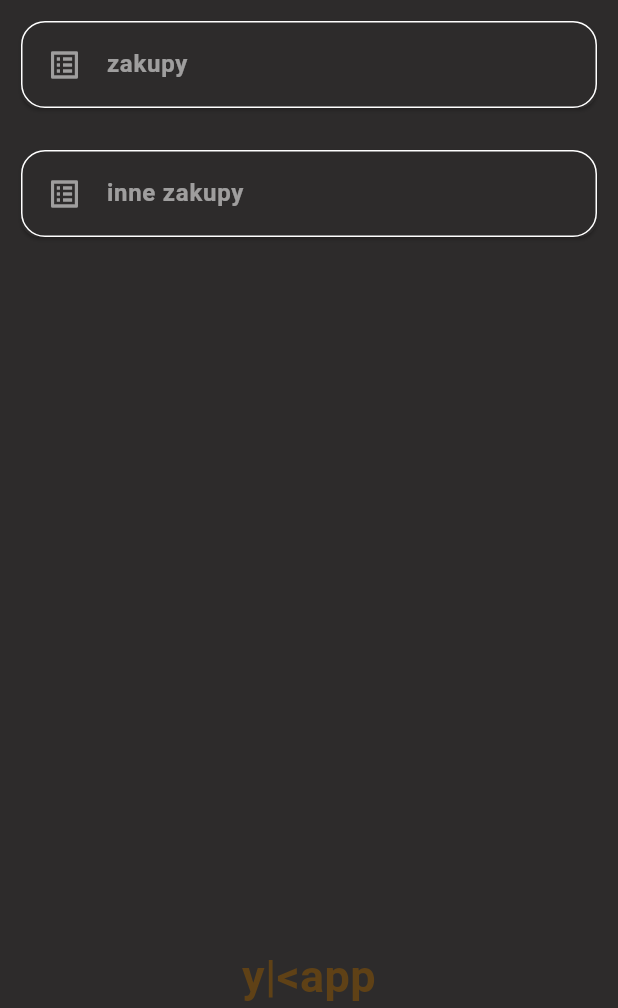
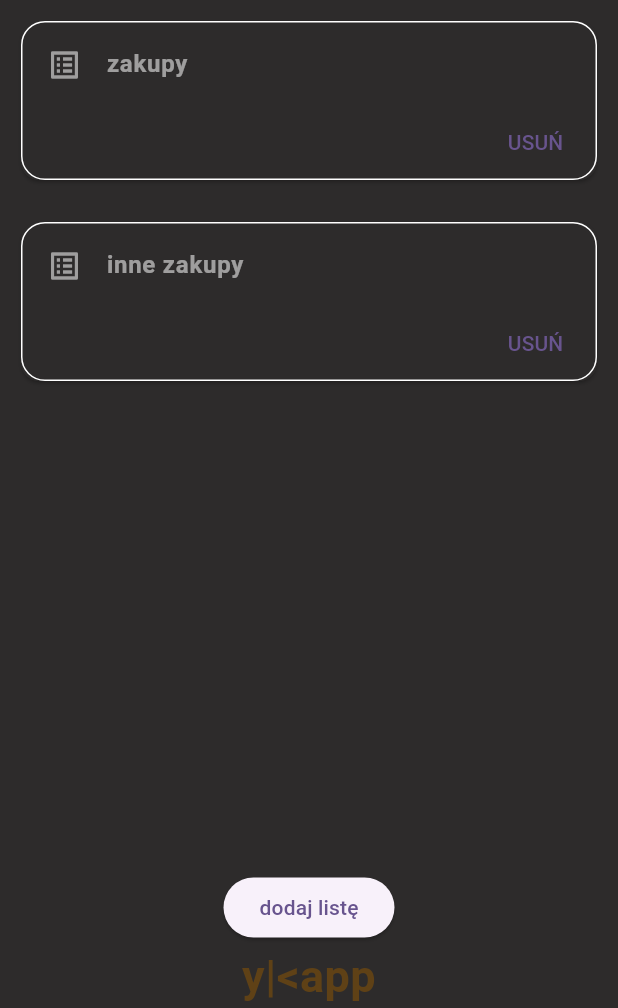
Before and after one commit to yakubus/shopinglist, a Flutter app: the screen it shows after launch, on a phone screen of 412 x 824 dp, the part 228-1236 px from its top. Run offline on Flutter 3.47's test engine with Material 3 defaults, Android fonts, the phone set to English and light mode, and no system bars; our stand-ins replace flutter_hooks, go_router, hooks_riverpod; Roboto replaces fonts that are missing (Helvetica Neue).

```diff
--- a/lib/main.dart
+++ b/lib/main.dart
@@ -13,7 +13,7 @@ class MyApp extends StatelessWidget {
     return ProviderScope(
       child: MaterialApp.router(
         routerConfig: goRouter,
-        title: 'ShopList y|<app',
+        title: 'ShopList y|<appd',
         theme: ThemeData(
           colorScheme: ColorScheme.fromSeed(seedColor: Colors.deepPurple),
           scaffoldBackgroundColor: const Color.fromARGB(255, 45, 43, 43),
--- a/lib/models/shoplist_colection.dart
+++ b/lib/models/shoplist_colection.dart
@@ -18,6 +18,10 @@ class ShoplistColection extends Notifier<List<Shoplist>> {
         itemCount: '3szt',
         shopName: 'Lidl'));
     return list;
+  }
+
+  void removeList(Shoplist target) {
+    state = state.where((list) => list.id != target.id).toList();
   }
 
   void newList(String listName) {
--- a/lib/routing/routing.dart
+++ b/lib/routing/routing.dart
@@ -1,5 +1,6 @@
 import 'package:flutter/widgets.dart';
 import 'package:go_router/go_router.dart';
+import 'package:shopinglist/views/add_new_list_view.dart';
 import '/views/get_list_view.dart';
 import '../views/home_view/home_view.dart';
 import '/views/shoplist_view.dart';
@@ -24,6 +25,12 @@ final GoRouter goRouter = GoRouter(
             return const GetListView();
           },
         ),
+        GoRoute(
+          path: 'newList',
+          builder: (BuildContext context, GoRouterState state) {
+            return const AddNewListView();
+          },
+        ),
       ],
     ),
   ],
--- a/lib/views/footer.dart
+++ b/lib/views/footer.dart
@@ -5,7 +5,9 @@ class FooterApp extends StatelessWidget {
 
   @override
   Widget build(BuildContext context) {
-    return const Text(
+    return Align(
+      alignment: Alignment.bottomCenter,
+      child: const Text(
         'y|<app',
         textAlign: TextAlign.center,
         style: TextStyle(
@@ -14,6 +16,7 @@ class FooterApp extends StatelessWidget {
           fontWeight: FontWeight.bold,
           fontFamily: 'Helvetica Neue',
         ),
+      ),
     );
   }
 }
--- a/lib/views/home_view/home_view.dart
+++ b/lib/views/home_view/home_view.dart
@@ -1,7 +1,9 @@
 import 'package:flutter/material.dart';
+import 'package:go_router/go_router.dart';
 import 'package:hooks_riverpod/hooks_riverpod.dart';
 import 'package:shopinglist/models/shoplist.dart';
 import 'package:shopinglist/models/shoplist_colection.dart';
+
 import 'package:shopinglist/views/footer.dart';
 
 import 'package:shopinglist/views/home_view/shoplist_tile.dart';
@@ -24,21 +26,26 @@ class HomeView extends HookConsumerWidget {
             const SizedBox(height: 80),
             const TitleApp(),
             if (lists.isEmpty)
-              Text('Nie dodałeś żadnej listy')
+              const Text('Nie dodałeś żadnej listy')
             else
               Expanded(
                 child: ListView.builder(
                   itemCount: lists.length,
                   itemBuilder: (ref, index) {
+                    final shoplist = lists[index];
                     return Padding(
                       padding: const EdgeInsets.all(10.0),
                       child: ShoplistTile(
-                        listName: lists[index].listName,
+                        shoplist: shoplist,
                       ),
                     );
                   },
                 ),
               ),
+            ElevatedButton(
+              child: const Text('dodaj listę'),
+              onPressed: () => context.go('/newList'),
+            ),
             const FooterApp(),
           ],
         ),
--- a/lib/views/home_view/shoplist_tile.dart
+++ b/lib/views/home_view/shoplist_tile.dart
@@ -2,14 +2,16 @@
 
 import 'package:flutter/material.dart';
 import 'package:hooks_riverpod/hooks_riverpod.dart';
+import 'package:shopinglist/models/shoplist.dart';
+import 'package:shopinglist/views/home_view/home_view.dart';
 
 class ShoplistTile extends HookConsumerWidget {
-  final String listName;
+  final Shoplist shoplist; // Dodaj pole shoplist
 
   const ShoplistTile({
-    super.key,
-    required this.listName,
-  });
+    Key? key,
+    required this.shoplist, // Dodaj parametr shoplist
+  }) : super(key: key);
 
   @override
   Widget build(BuildContext context, WidgetRef ref) {
@@ -28,7 +30,7 @@ class ShoplistTile extends HookConsumerWidget {
                 ListTile(
                   leading: const Icon(color: Colors.white54, Icons.list_alt),
                   title: Text(
-                    listName,
+                    shoplist.listName,
                     style: const TextStyle(
                       color: Colors.white54,
                       fontSize: 16,
@@ -37,6 +39,18 @@ class ShoplistTile extends HookConsumerWidget {
                     ),
                   ),
                 ),
+                Row(
+                  mainAxisAlignment: MainAxisAlignment.end,
+                  children: <Widget>[
+                    TextButton(
+                      child: const Text('USUŃ'),
+                      onPressed: () => ref
+                          .read(shopListProvider.notifier)
+                          .removeList(shoplist),
+                    ),
+                    const SizedBox(width: 8),
+                  ],
+                ),
               ],
             ),
           ),
```
Also changed, not shown: lib/views/add_new_list_view.dart (added, +53 -0 lines). Lines whose indentation alone changed are shown as unchanged.
